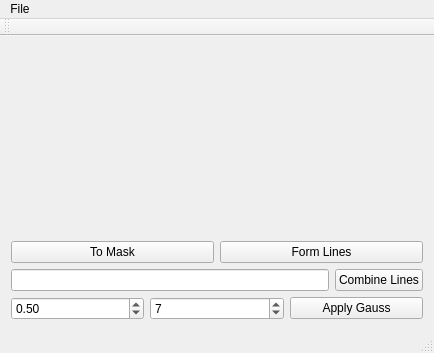
maks-bond/ImageEdgesVectorization, file mainwindow.ui: the form before one commit.
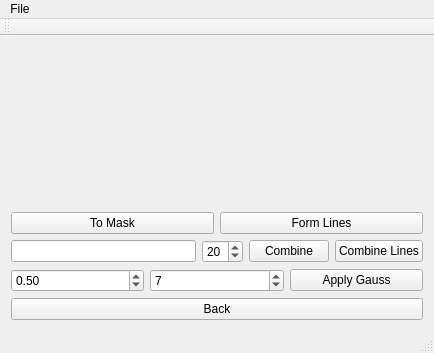
The form after the commit.

What changed in the file:
```diff
--- a/mainwindow.ui
+++ b/mainwindow.ui
@@ -20,8 +20,6 @@
    <string>MainWindow</string>
   </property>
   <widget class="QWidget" name="centralWidget">
-   <layout class="QVBoxLayout" name="verticalLayout_3">
-    <item>
      <layout class="QVBoxLayout" name="verticalLayout_2" stretch="10,1">
       <item>
        <widget class="QLabel" name="label">
@@ -59,6 +57,26 @@
             </property>
            </widget>
           </item>
+        <item>
+         <widget class="QSpinBox" name="spinBox">
+          <property name="maximum">
+           <number>90</number>
+          </property>
+          <property name="singleStep">
+           <number>10</number>
+          </property>
+          <property name="value">
+           <number>20</number>
+          </property>
+         </widget>
+        </item>
+        <item>
+         <widget class="QPushButton" name="buttonCombine">
+          <property name="text">
+           <string>Combine</string>
+          </property>
+         </widget>
+        </item>
           <item>
            <widget class="QPushButton" name="buttonCombineLines">
             <property name="text">
@@ -108,7 +126,12 @@
           </item>
          </layout>
         </item>
-       </layout>
+      <item>
+       <widget class="QPushButton" name="buttonBack">
+        <property name="text">
+         <string>Back</string>
+        </property>
+       </widget>
       </item>
      </layout>
     </item>
```
Left out of the diff: 3 changed lines with no effect on the pictures. Lines whose indentation alone changed are shown as unchanged.
